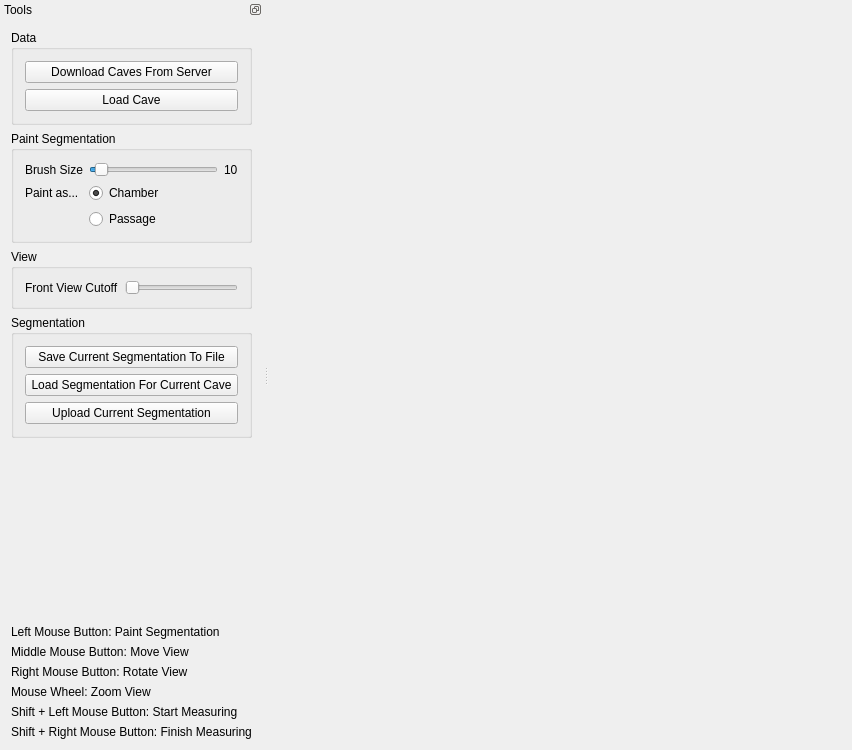
First picture: the form in ManualCaveSegmentationGUI/ManualCaveSegmentation.ui, repository NSchertler/CaveSegmentation, before the edit.
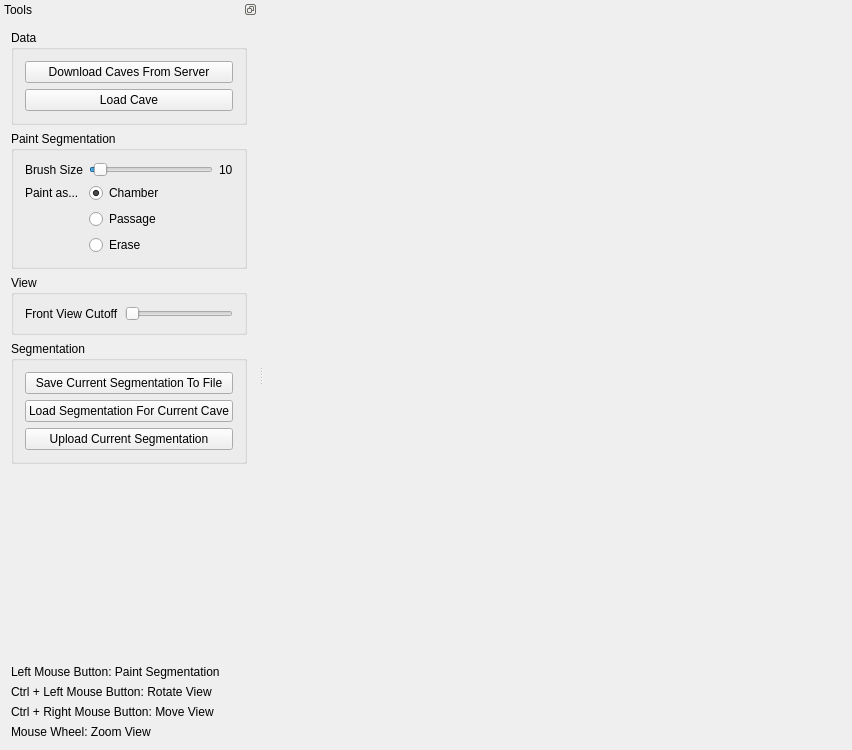
Second picture: the form after the edit. Icons and pictures are not drawn.

The edit to the form file:
```diff
--- a/ManualCaveSegmentationGUI/ManualCaveSegmentation.ui
+++ b/ManualCaveSegmentationGUI/ManualCaveSegmentation.ui
@@ -94,7 +94,7 @@
         </property>
         <layout class="QVBoxLayout" name="verticalLayout">
          <item>
-          <widget class="QGroupBox" name="groupBox">
+          <widget class="QGroupBox" name="grpData">
            <property name="sizePolicy">
             <sizepolicy hsizetype="Preferred" vsizetype="Maximum">
              <horstretch>0</horstretch>
@@ -212,6 +212,17 @@
               </property>
              </widget>
             </item>
+            <item row="3" column="1">
+             <widget class="QRadioButton" name="rbErase">
+              <property name="text">
+               <string>Erase</string>
+              </property>
+              <property name="icon">
+               <iconset resource="Resources.qrc">
+                <normaloff>:/img/Clean.png</normaloff>:/img/Clean.png</iconset>
+              </property>
+             </widget>
+            </item>
            </layout>
           </widget>
          </item>
@@ -300,14 +311,14 @@
          <item>
           <widget class="QLabel" name="label_4">
            <property name="text">
-            <string>Middle Mouse Button: Move View</string>
+            <string>Ctrl + Left Mouse Button: Rotate View</string>
            </property>
           </widget>
          </item>
          <item>
           <widget class="QLabel" name="label_5">
            <property name="text">
-            <string>Right Mouse Button: Rotate View</string>
+            <string>Ctrl + Right Mouse Button: Move View</string>
            </property>
           </widget>
          </item>
@@ -318,20 +329,6 @@
            </property>
           </widget>
          </item>
-         <item>
-          <widget class="QLabel" name="label_8">
-           <property name="text">
-            <string>Shift + Left Mouse Button: Start Measuring</string>
-           </property>
-          </widget>
-         </item>
-         <item>
-          <widget class="QLabel" name="label_9">
-           <property name="text">
-            <string>Shift + Right Mouse Button: Finish Measuring</string>
-           </property>
-          </widget>
-         </item>
         </layout>
        </widget>
       </widget>
```
